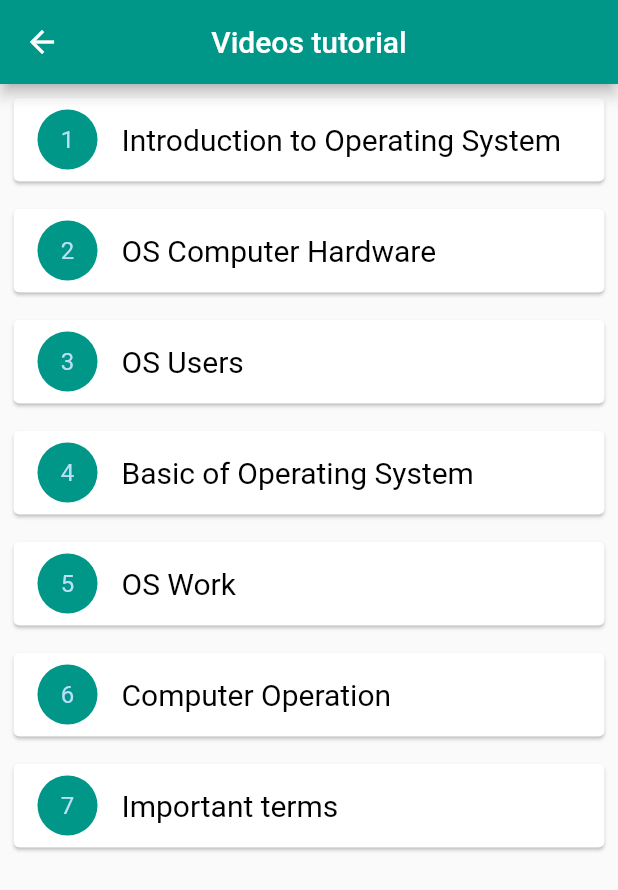
After one commit to Babag3ldi/operating-system, a Flutter app: the VideoHomePage screen opened directly, on a phone screen of 412 x 824 dp. The commit adds this screen. Shown: the top 890 px of the screen. Run offline on Flutter 3.47's test engine with Material 2 defaults, Android fonts, the phone set to English and light mode, and no system bars; our stand-ins replace cached_network_image, share_plus, video_player.

Commit message:
add video page

```diff
--- /dev/null
+++ b/lib/videos/video_home.dart
@@ -0,0 +1,200 @@
+import 'package:flutter/material.dart';
+import 'package:os_learning/main.dart';
+import 'package:os_learning/videos/2.dart';
+import 'package:os_learning/videos/3.dart';
+import 'package:os_learning/videos/4.dart';
+import 'package:os_learning/videos/5.dart';
+import 'package:os_learning/videos/6.dart';
+import 'package:os_learning/videos/7.dart';
+import 'package:os_learning/videos/video_page.dart';
+
+class VideoHomePage extends StatelessWidget {
+  const VideoHomePage({super.key});
+
+  @override
+  Widget build(BuildContext context) {
+    return Scaffold(
+      appBar: AppBar(
+        title: Text("Videos tutorial"),
+        centerTitle: true,
+      ),
+      body: ListView(children: [
+        InkWell(
+          onTap: () {
+            Navigator.push(
+              context,
+              MaterialPageRoute(
+                builder: (context) => VideoApp(),
+              ),
+            );
+          },
+          child: const Padding(
+            padding: EdgeInsets.all(5.0),
+            child: Card(
+              color: Colors.white,
+              child: ListTile(
+                  title: Text(
+                    'Introduction to Operating System',
+                    style: TextStyle(color: Colors.black, fontSize: 20),
+                  ),
+                  leading: CircleAvatar(
+                      radius: 20,
+                      backgroundColor: Colors.teal,
+                      child: Text("1"))),
+            ),
+          ),
+        ),
+        InkWell(
+          onTap: () {
+            Navigator.push(
+              context,
+              MaterialPageRoute(
+                builder: (context) => Iki(),
+              ),
+            );
+          },
+          child: const Padding(
+            padding: EdgeInsets.all(5.0),
+            child: Card(
+              color: Colors.white,
+              child: ListTile(
+                  title: Text(
+                    'OS Computer Hardware',
+                    style: TextStyle(color: Colors.black, fontSize: 20),
+                  ),
+                  leading: CircleAvatar(
+                      radius: 20,
+                      backgroundColor: Colors.teal,
+                      child: Text("2"))),
+            ),
+          ),
+        ),
+        InkWell(
+          onTap: () {
+            Navigator.push(
+              context,
+              MaterialPageRoute(
+                builder: (context) => Uc(),
+              ),
+            );
+          },
+          child: const Padding(
+            padding: EdgeInsets.all(5.0),
+            child: Card(
+              color: Colors.white,
+              child: ListTile(
+                  title: Text(
+                    'OS Users',
+                    style: TextStyle(color: Colors.black, fontSize: 20),
+                  ),
+                  leading: CircleAvatar(
+                      radius: 20,
+                      backgroundColor: Colors.teal,
+                      child: Text("3"))),
+            ),
+          ),
+        ),
+        InkWell(
+          onTap: () {
+            Navigator.push(
+              context,
+              MaterialPageRoute(
+                builder: (context) => Dort(),
+              ),
+            );
+          },
+          child: const Padding(
+            padding: EdgeInsets.all(5.0),
+            child: Card(
+              color: Colors.white,
+              child: ListTile(
+                  title: Text(
+                    'Basic of Operating System',
+                    style: TextStyle(color: Colors.black, fontSize: 20),
+                  ),
+                  leading: CircleAvatar(
+                      radius: 20,
+                      backgroundColor: Colors.teal,
+                      child: Text("4"))),
+            ),
+          ),
+        ),
+        InkWell(
+          onTap: () {
+            Navigator.push(
+              context,
+              MaterialPageRoute(
+                builder: (context) => Bas(),
+              ),
+            );
+          },
+          child: const Padding(
+            padding: EdgeInsets.all(5.0),
+            child: Card(
+              color: Colors.white,
+              child: ListTile(
+                  title: Text(
+                    'OS Work',
+                    style: TextStyle(color: Colors.black, fontSize: 20),
+                  ),
+                  leading: CircleAvatar(
+                      radius: 20,
+                      backgroundColor: Colors.teal,
+                      child: Text("5"))),
+            ),
+          ),
+        ),
+        InkWell(
+          onTap: () {
+            Navigator.push(
+              context,
+              MaterialPageRoute(
+                builder: (context) => Alty(),
+              ),
+            );
+          },
+          child: const Padding(
+            padding: EdgeInsets.all(5.0),
+            child: Card(
+              color: Colors.white,
+              child: ListTile(
+                  title: Text(
+                    'Computer Operation',
+                    style: TextStyle(color: Colors.black, fontSize: 20),
+                  ),
+                  leading: CircleAvatar(
+                      radius: 20,
+                      backgroundColor: Colors.teal,
+                      child: Text("6"))),
+            ),
+          ),
+        ),
+        InkWell(
+          onTap: () {
+            Navigator.push(
+              context,
+              MaterialPageRoute(
+                builder: (context) => Yedi(),
+              ),
+            );
+          },
+          child: const Padding(
+            padding: EdgeInsets.all(5.0),
+            child: Card(
+              color: Colors.white,
+              child: ListTile(
+                  title: Text(
+                    'Important terms',
+                    style: TextStyle(color: Colors.black, fontSize: 20),
+                  ),
+                  leading: CircleAvatar(
+                      radius: 20,
+                      backgroundColor: Colors.teal,
+                      child: Text("7"))),
+            ),
+          ),
+        ),
+      ]),
+    );
+  }
+}
--- a/pubspec.yaml
+++ b/pubspec.yaml
@@ -35,6 +35,7 @@ dependencies:
   youtube_player_flutter: ^8.1.0
   share_plus: ^4.0.10+1
   url_launcher: ^6.1.5
+  video_player: ^2.6.1
 
 
   # The following adds the Cupertino Icons font to your application.
@@ -64,7 +65,8 @@ flutter:
   uses-material-design: true
 
   # To add assets to your application, add an assets section, like this:
-  # assets:
+  assets:
+    - assets/videos/
   #   - images/a_dot_burr.jpeg
   #   - images/a_dot_ham.jpeg
 
```
Also changed, not shown: lib/main.dart (+10 -0 lines), lib/videos/2.dart (added, +60 -0 lines), lib/videos/3.dart (added, +60 -0 lines), lib/videos/4.dart (added, +60 -0 lines), lib/videos/5.dart (added, +60 -0 lines), lib/videos/6.dart (added, +60 -0 lines), lib/videos/7.dart (added, +60 -0 lines), lib/videos/video_page.dart (added, +60 -0 lines), lib/widgets/mydrawer.dart (+19 -0 lines), pubspec.lock, 13 other files.
